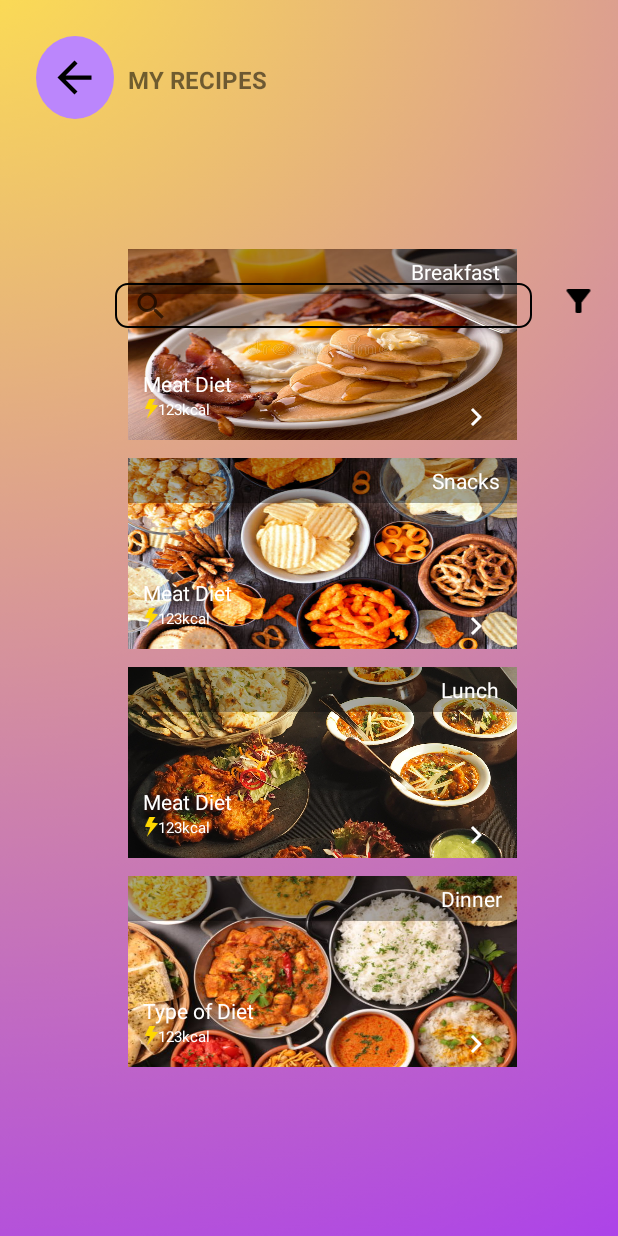
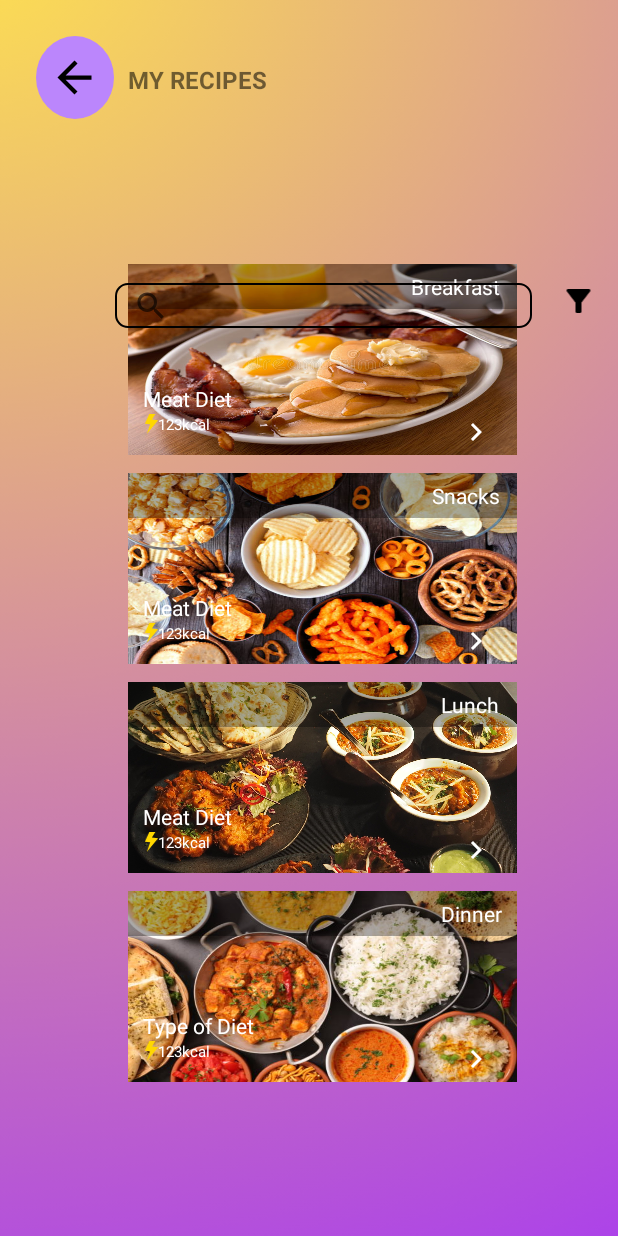
Before and after one commit to MIMIezno/abc, an Android app: the Recipes screen opened directly, with no data from a screen before it, on a phone screen of 412 x 824 dp. Run offline under Robolectric (Android 15) with nearby library versions, the phone set to English and light mode, and no system bars.

Commit message:
recipesbchs

```diff
--- a/app/src/main/res/layout/activity_recipes.xml
+++ b/app/src/main/res/layout/activity_recipes.xml
@@ -45,7 +45,7 @@
         android:layout_width="match_parent"
         android:layout_height="match_parent"
         android:orientation="vertical"
-        android:layout_marginTop="90dp">
+        android:layout_marginTop="100dp">
 
         <RelativeLayout
             android:id="@+id/relativeLayout8"
@@ -342,13 +342,14 @@
 
         <LinearLayout
             android:layout_width="match_parent"
-            android:layout_height="wrap_content"
+            android:layout_height="70dp"
             android:orientation="vertical">
 
             <LinearLayout
                 android:layout_width="match_parent"
                 android:layout_height="wrap_content"
-                android:orientation="horizontal">
+                android:orientation="horizontal"
+                android:paddingBottom="10dp">
 
                 <SearchView
 
```
